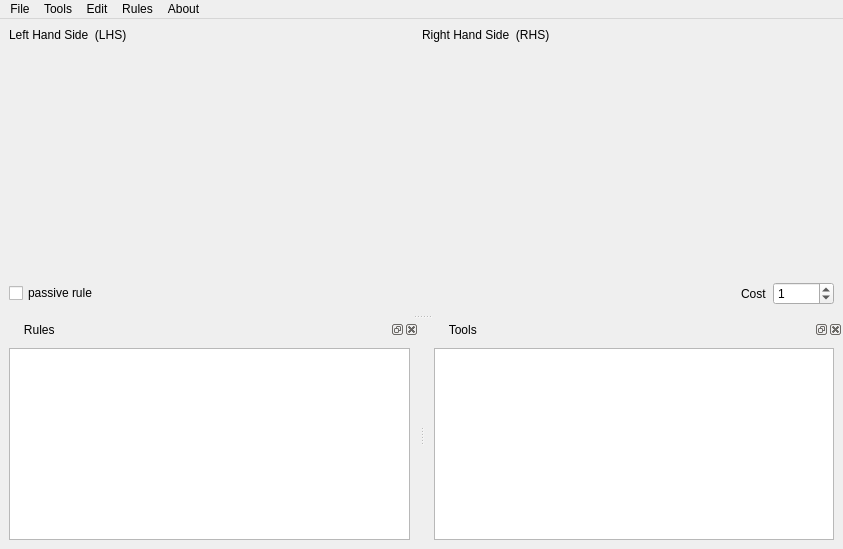
Above: tools/ui/guiAGGLEditor.ui from rahulkatiyar19955/AGM before the change. Below: the same form after it.
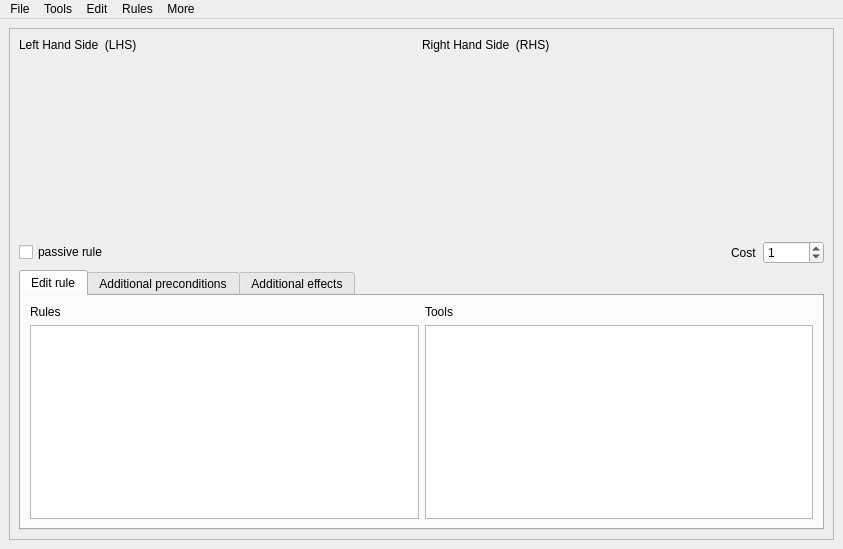
That is the form after the change.

Diff of the .ui file:
```diff
--- a/tools/ui/guiAGGLEditor.ui
+++ b/tools/ui/guiAGGLEditor.ui
@@ -16,6 +16,21 @@
   <widget class="QWidget" name="centralwidget">
    <layout class="QVBoxLayout" name="verticalLayout_3">
     <item>
+     <widget class="QScrollArea" name="scrollArea">
+      <property name="widgetResizable">
+       <bool>true</bool>
+      </property>
+      <widget class="QWidget" name="scrollAreaWidgetContents">
+       <property name="geometry">
+        <rect>
+         <x>0</x>
+         <y>0</y>
+         <width>823</width>
+         <height>504</height>
+        </rect>
+       </property>
+       <layout class="QVBoxLayout" name="verticalLayout_4">
+        <item>
      <layout class="QHBoxLayout" name="horizontalLayout">
       <item>
        <widget class="QLabel" name="label_2">
@@ -113,6 +128,93 @@
       </item>
      </layout>
     </item>
+        <item>
+         <widget class="QTabWidget" name="tabWidget">
+          <property name="currentIndex">
+           <number>0</number>
+          </property>
+          <widget class="QWidget" name="tab">
+           <attribute name="title">
+            <string>Edit rule</string>
+           </attribute>
+           <layout class="QHBoxLayout" name="horizontalLayout_5">
+            <item>
+             <layout class="QVBoxLayout" name="verticalLayout">
+              <item>
+               <widget class="QLabel" name="label_4">
+                <property name="text">
+                 <string>Rules</string>
+                </property>
+               </widget>
+              </item>
+              <item>
+               <widget class="QListWidget" name="rulesList">
+                <property name="enabled">
+                 <bool>true</bool>
+                </property>
+                <property name="sizePolicy">
+                 <sizepolicy hsizetype="Expanding" vsizetype="Expanding">
+                  <horstretch>1</horstretch>
+                  <verstretch>1</verstretch>
+                 </sizepolicy>
+                </property>
+               </widget>
+              </item>
+             </layout>
+            </item>
+            <item>
+             <layout class="QVBoxLayout" name="verticalLayout_2">
+              <item>
+               <widget class="QLabel" name="label_5">
+                <property name="text">
+                 <string>Tools</string>
+                </property>
+               </widget>
+              </item>
+              <item>
+               <widget class="QListWidget" name="toolsList">
+                <property name="sizePolicy">
+                 <sizepolicy hsizetype="Expanding" vsizetype="Expanding">
+                  <horstretch>1</horstretch>
+                  <verstretch>1</verstretch>
+                 </sizepolicy>
+                </property>
+               </widget>
+              </item>
+             </layout>
+            </item>
+           </layout>
+          </widget>
+          <widget class="QWidget" name="tabPreconditions">
+           <attribute name="title">
+            <string>Additional preconditions</string>
+           </attribute>
+           <layout class="QVBoxLayout" name="verticalLayout_6">
+            <item>
+             <widget class="QTextEdit" name="textPreconditions"/>
+            </item>
+           </layout>
+          </widget>
+          <widget class="QWidget" name="tabEffects">
+           <attribute name="title">
+            <string>Additional effects</string>
+           </attribute>
+           <layout class="QVBoxLayout" name="verticalLayout_5">
+            <item>
+             <widget class="QTextEdit" name="textEffects"/>
+            </item>
+           </layout>
+          </widget>
+         </widget>
+        </item>
+       </layout>
+       <zorder></zorder>
+       <zorder></zorder>
+       <zorder></zorder>
+       <zorder>tabWidget</zorder>
+      </widget>
+     </widget>
+    </item>
    </layout>
   </widget>
   <widget class="QMenuBar" name="menubar">
@@ -135,7 +237,7 @@
    </widget>
    <widget class="QMenu" name="menuAbout">
     <property name="title">
-     <string>About</string>
+     <string>More</string>
     </property>
     <addaction name="actionGraphmar"/>
    </widget>
@@ -170,53 +272,6 @@
    <addaction name="menuRules"/>
    <addaction name="menuAbout"/>
   </widget>
-  <widget class="QDockWidget" name="productionsWidget">
-   <property name="windowTitle">
-    <string>      Rules</string>
-   </property>
-   <attribute name="dockWidgetArea">
-    <number>8</number>
-   </attribute>
-   <widget class="QWidget" name="dockWidgetContents_4">
-    <layout class="QVBoxLayout" name="verticalLayout_2">
-     <item>
-      <widget class="QListWidget" name="rulesList">
-       <property name="enabled">
-        <bool>true</bool>
-       </property>
-       <property name="sizePolicy">
-        <sizepolicy hsizetype="Expanding" vsizetype="Expanding">
-         <horstretch>1</horstretch>
-         <verstretch>1</verstretch>
-        </sizepolicy>
-       </property>
-      </widget>
-     </item>
-    </layout>
-   </widget>
-  </widget>
-  <widget class="QDockWidget" name="toolsWidget">
-   <property name="windowTitle">
-    <string>      Tools</string>
-   </property>
-   <attribute name="dockWidgetArea">
-    <number>8</number>
-   </attribute>
-   <widget class="QWidget" name="dockWidgetContents_3">
-    <layout class="QVBoxLayout" name="verticalLayout">
-     <item>
-      <widget class="QListWidget" name="toolsList">
-       <property name="sizePolicy">
-        <sizepolicy hsizetype="Expanding" vsizetype="Expanding">
-         <horstretch>1</horstretch>
-         <verstretch>1</verstretch>
-        </sizepolicy>
-       </property>
-      </widget>
-     </item>
-    </layout>
-   </widget>
-  </widget>
   <action name="actionChangeAppearance">
    <property name="text">
     <string>Change node appearance</string>
```
Left out of the diff: 18 changed lines with no effect on the pictures. Lines whose indentation alone changed are shown as unchanged.
